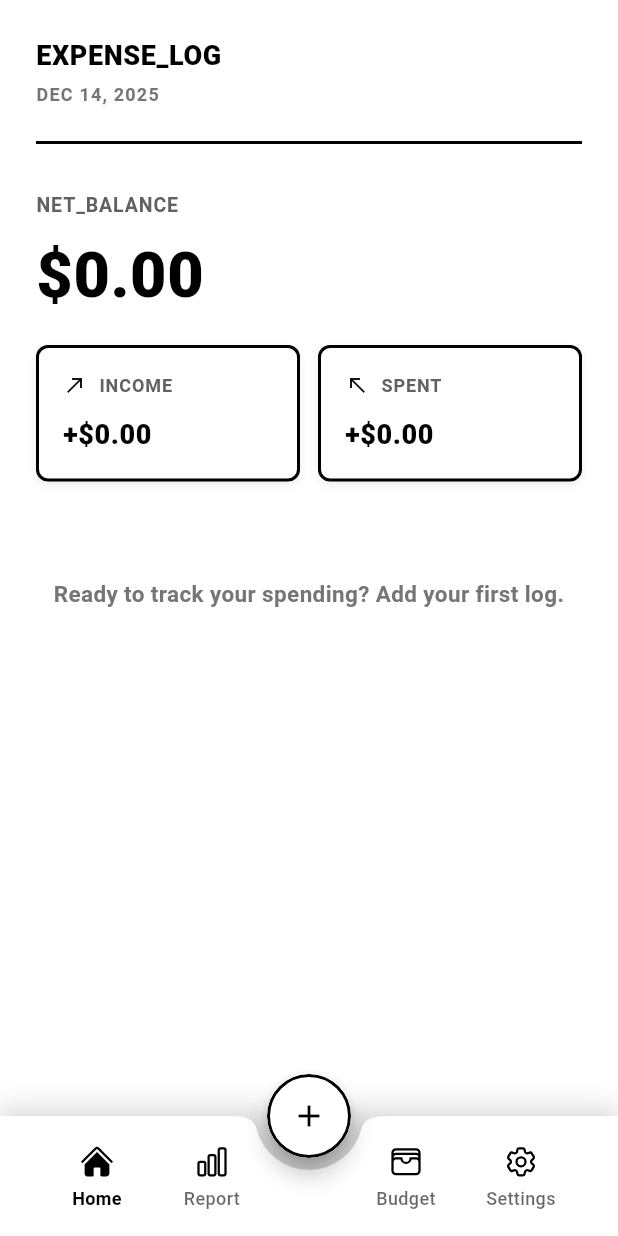
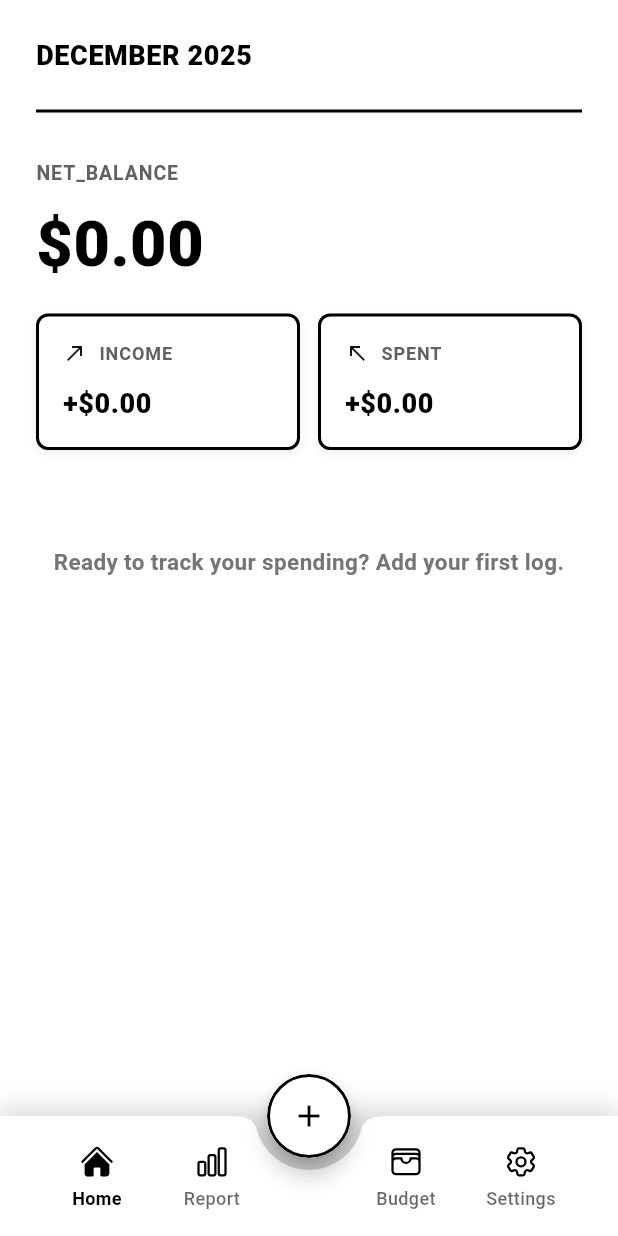
Before and after one commit to beerbeatbox/zen-money-tracking, a Flutter app: the screen it shows after launch, on a phone screen of 412 x 824 dp. Run offline on Flutter 3.47's test engine with Material 3 defaults, Android fonts, the phone set to English and light mode, and no system bars; our stand-ins replace auto_size_text, csv, dio, flutter_riverpod, go_router, heroicons and 2 more; generated files the repository leaves out were written again.

Commit message:
feat: Add month and year label formatting to dashboard screen
- Introduced a new function to format dates as "MONTH YEAR" for improved display on the dashboard.
- Updated the DashboardScreen to utilize the new monthYearLabel, enhancing the visual presentation of date information.
- Adjusted the _DashboardStateWrapper and _TopBar components to accommodate the new monthYearLabel, ensuring a cohesive UI experience.

```diff
--- a/lib/core/utils/date_time_formatter.dart
+++ b/lib/core/utils/date_time_formatter.dart
@@ -36,6 +36,10 @@ String formatDateLabel(DateTime date) {
   return '$month $day, $year';
 }
 
+String formatMonthYearLabel(DateTime date) {
+  return DateFormat('MMMM yyyy').format(date).toUpperCase();
+}
+
 String formatWithPattern(DateTime date, SystemDateFormat format) {
   return DateFormat(format.pattern).format(date);
 }
--- a/lib/features/home/presentation/screens/dashboard_screen.dart
+++ b/lib/features/home/presentation/screens/dashboard_screen.dart
@@ -15,6 +15,7 @@ class DashboardScreen extends ConsumerWidget with DashboardEvents {
   @override
   Widget build(BuildContext context, WidgetRef ref) {
     final dateLabel = dashboardDateLabel(DateTime.now());
+    final monthYearLabel = formatMonthYearLabel(DateTime.now());
     final logsAsync = watchExpenseLogs(ref);
 
     return Scaffold(
@@ -32,7 +33,7 @@ class DashboardScreen extends ConsumerWidget with DashboardEvents {
               child: Column(
                 crossAxisAlignment: CrossAxisAlignment.start,
                 children: [
-                  _TopBar(dateLabel: dateLabel),
+                  _TopBar(monthYearLabel: monthYearLabel, dateLabel: dateLabel),
                   const SizedBox(height: 16),
                   const Divider(thickness: 2, color: Colors.black),
                   const SizedBox(height: 24),
@@ -52,11 +53,13 @@ class DashboardScreen extends ConsumerWidget with DashboardEvents {
           },
           loading:
               () => _DashboardStateWrapper(
+                monthYearLabel: monthYearLabel,
                 dateLabel: dateLabel,
                 child: const _LogsLoading(),
               ),
           error:
               (_, __) => _DashboardStateWrapper(
+                monthYearLabel: monthYearLabel,
                 dateLabel: dateLabel,
                 child: _LogsError(onRetry: () => refreshExpenseLogs(ref)),
               ),
@@ -67,8 +70,13 @@ class DashboardScreen extends ConsumerWidget with DashboardEvents {
 }
 
 class _DashboardStateWrapper extends StatelessWidget {
-  const _DashboardStateWrapper({required this.dateLabel, required this.child});
+  const _DashboardStateWrapper({
+    required this.monthYearLabel,
+    required this.dateLabel,
+    required this.child,
+  });
 
+  final String monthYearLabel;
   final String dateLabel;
   final Widget child;
 
@@ -79,7 +87,7 @@ class _DashboardStateWrapper extends StatelessWidget {
       child: Column(
         crossAxisAlignment: CrossAxisAlignment.start,
         children: [
-          _TopBar(dateLabel: dateLabel),
+          _TopBar(monthYearLabel: monthYearLabel, dateLabel: dateLabel),
           const SizedBox(height: 16),
           const Divider(thickness: 2, color: Colors.black),
           const SizedBox(height: 24),
@@ -91,8 +99,9 @@ class _DashboardStateWrapper extends StatelessWidget {
 }
 
 class _TopBar extends StatelessWidget {
-  const _TopBar({required this.dateLabel});
+  const _TopBar({required this.monthYearLabel, required this.dateLabel});
 
+  final String monthYearLabel;
   final String dateLabel;
 
   @override
@@ -103,23 +112,13 @@ class _TopBar extends StatelessWidget {
         Column(
           crossAxisAlignment: CrossAxisAlignment.start,
           children: [
-            const Text(
-              'EXPENSE_LOG',
+            Text(
+              monthYearLabel,
               style: TextStyle(
                 fontSize: 18,
                 fontWeight: FontWeight.w800,
                 letterSpacing: 0.4,
                 color: Colors.black,
-              ),
-            ),
-            const SizedBox(height: 4),
-            Text(
-              dateLabel,
-              style: TextStyle(
-                fontSize: 12,
-                fontWeight: FontWeight.w600,
-                letterSpacing: 0.8,
-                color: Colors.grey[600],
               ),
             ),
           ],
```
